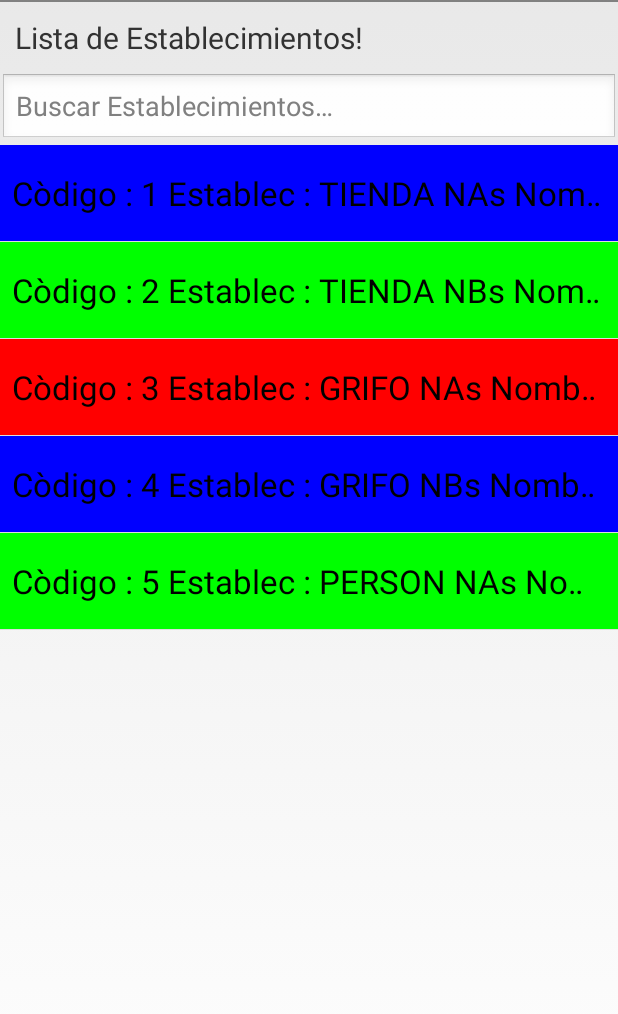
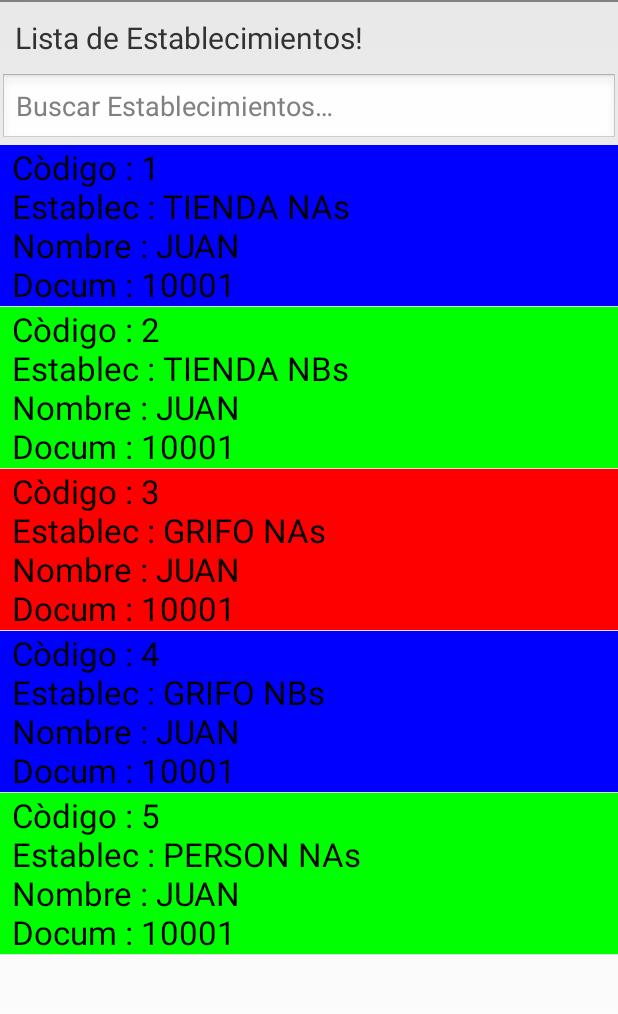
Before and after one commit to consultorasystemstrategy/Union, an Android app: the VMovil_Menu_Establec screen opened directly, with no data from a screen before it, on a phone screen of 412 x 824 dp, the part 36-1050 px from its top. Run offline under Robolectric (Android 15) with nearby library versions, the phone set to English and light mode, and no system bars.

```diff
--- a/app/src/main/java/union/union_vr1/Sqlite/CursorAdapterEstablecimientoColor.java
+++ b/app/src/main/java/union/union_vr1/Sqlite/CursorAdapterEstablecimientoColor.java
@@ -7,6 +7,7 @@ import android.text.Html;
 import android.view.LayoutInflater;
 import android.view.View;
 import android.view.ViewGroup;
+import android.view.WindowManager;
 import android.widget.CursorAdapter;
 import android.widget.TextView;
 
@@ -50,7 +51,17 @@ public class CursorAdapterEstablecimientoColor extends CursorAdapter{
 
 
 
-        TextView textView =(TextView) view;
+            TextView textView = (TextView) view;
+            textView.setSingleLine(false);
+            textView.setText(establecimiento);
+
+            WindowManager.LayoutParams layout_791 = new WindowManager.LayoutParams();
+            layout_791.width = WindowManager.LayoutParams.MATCH_PARENT;
+            layout_791.height  = WindowManager.LayoutParams.WRAP_CONTENT;
+            textView.setLayoutParams(layout_791);
+
+            //TextView textView =(TextView) view;
+
             textView.setText(establecimiento);
             switch (id_estado_atencion){
                 case 1:
--- a/app/src/main/res/layout/infor_menu_establec.xml
+++ b/app/src/main/res/layout/infor_menu_establec.xml
@@ -4,6 +4,7 @@
     android:layout_height="wrap_content"
     android:orientation="vertical"
     android:padding="6dip">
+
 
     <TextView
         android:id="@+id/textView1"
@@ -74,5 +75,4 @@
         android:layout_above="@+id/textView2"
         android:layout_alignLeft="@+id/VME_establec"
         android:text="TextView" />
-
 </RelativeLayout>
```
Lines whose indentation alone changed are shown as unchanged.
